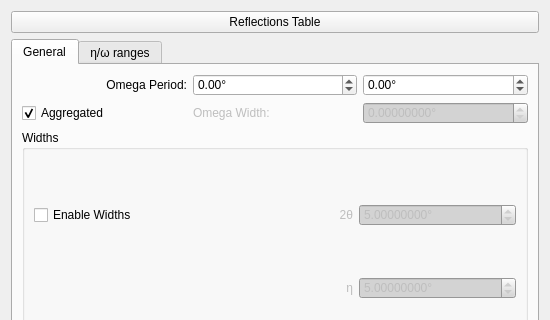
This is hexrd/ui/resources/ui/rotation_series_overlay_editor.ui in HEXRD/hexrdgui as Qt 5 draws it before an edit; both pictures show x 0 to 550 and y 0 to 320 of the 550 by 710 pixel window. The edited form follows.
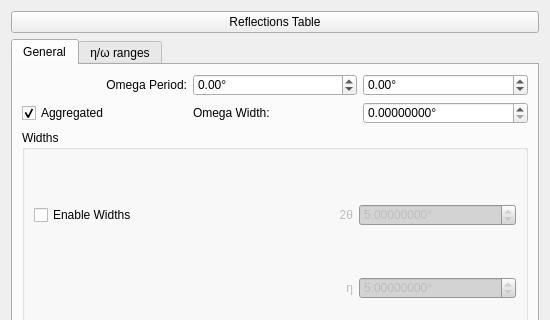
This is the edited form. Custom widgets are drawn as their Qt base class.

Commit message:
Always allow omega width to be edited
This would previously only be used for determining which spots to
display on an unaggregated image series. But it is now being used
as the `pull_spots()` tolerance for HEDM calibration. So we need
to be able to modify it at all times.

```diff
--- a/hexrd/ui/resources/ui/rotation_series_overlay_editor.ui
+++ b/hexrd/ui/resources/ui/rotation_series_overlay_editor.ui
@@ -175,7 +175,10 @@
        <item row="1" column="2">
         <widget class="ScientificDoubleSpinBox" name="omega_width">
          <property name="enabled">
-          <bool>false</bool>
+          <bool>true</bool>
+         </property>
+         <property name="toolTip">
+          <string>&lt;html&gt;&lt;head/&gt;&lt;body&gt;&lt;p&gt;The omega width is used primarily in two areas:&lt;/p&gt;&lt;p&gt;&lt;br/&gt;&lt;/p&gt;&lt;p&gt;1. As the omega tolerance for HEDM calibration&lt;/p&gt;&lt;p&gt;2. If the displayed image series is unaggregated, and this overlay is also unaggregated, the omega width is used to compute which spots to display on the currently displayed frame.&lt;/p&gt;&lt;/body&gt;&lt;/html&gt;</string>
          </property>
          <property name="suffix">
           <string>°</string>
@@ -191,7 +194,10 @@
        <item row="1" column="1">
         <widget class="QLabel" name="omega_width_label">
          <property name="enabled">
-          <bool>false</bool>
+          <bool>true</bool>
+         </property>
+         <property name="toolTip">
+          <string>&lt;html&gt;&lt;head/&gt;&lt;body&gt;&lt;p&gt;The omega width is used primarily in two areas:&lt;/p&gt;&lt;p&gt;&lt;br/&gt;&lt;/p&gt;&lt;p&gt;1. As the omega tolerance for HEDM calibration&lt;/p&gt;&lt;p&gt;2. If the displayed image series is unaggregated, and this overlay is also unaggregated, the omega width is used to compute which spots to display on the currently displayed frame.&lt;/p&gt;&lt;/body&gt;&lt;/html&gt;</string>
          </property>
          <property name="text">
           <string>Omega Width:</string>
```
The commit also changes 1 other file.
